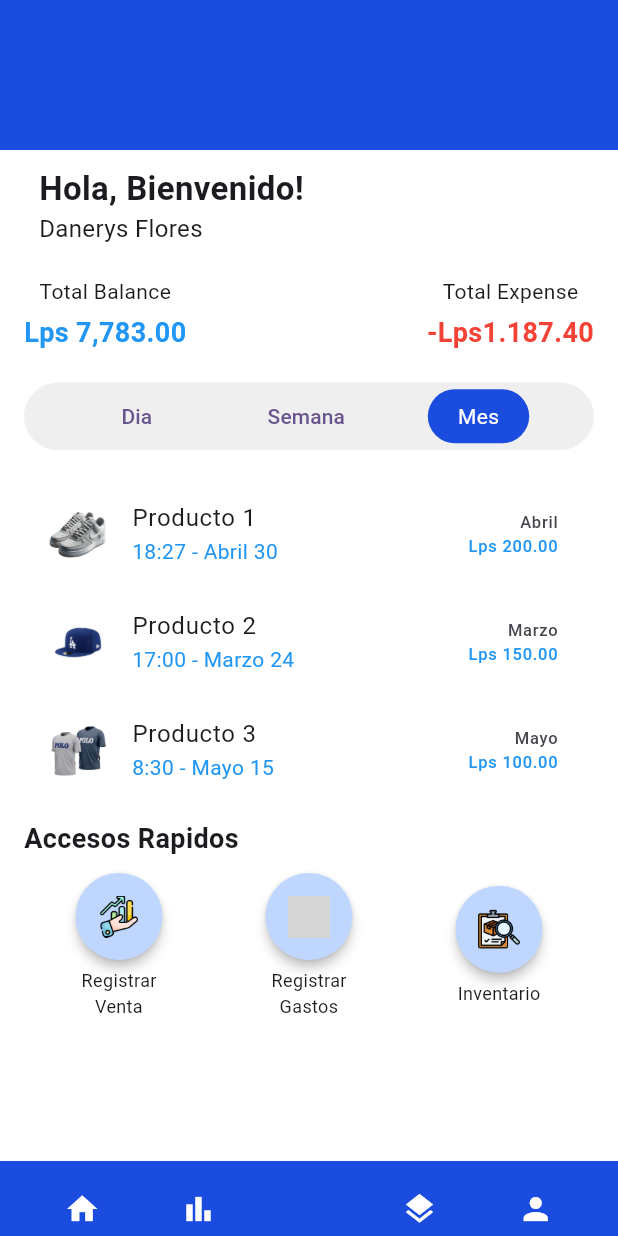
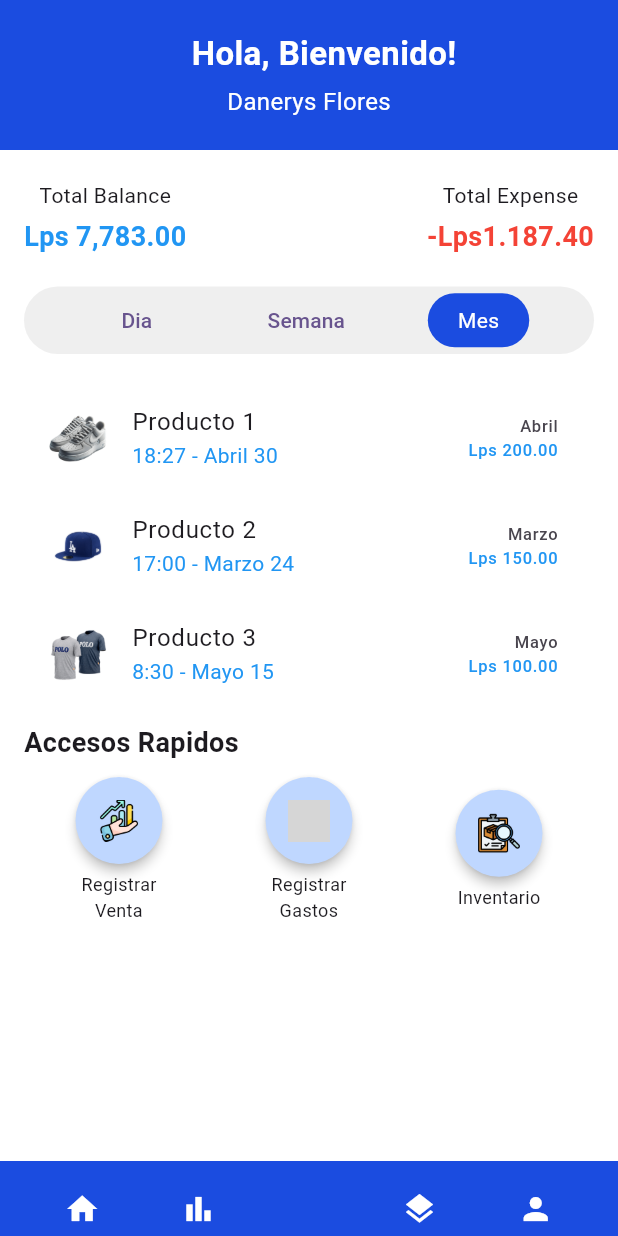
Before and after one commit to esfiallos/proyecto-flutter-app_gestor, a Flutter app: the menuPrincipal screen opened directly, on a phone screen of 412 x 824 dp. Run offline on Flutter 3.47's test engine with Material 3 defaults, Android fonts, the light colour scheme and no system bars; grey boxes are pictures that could not be loaded.

Commit message:
Modificaciones de rutas

```diff
--- a/lib/lugar.dart
+++ b/lib/lugar.dart
@@ -60,6 +60,8 @@ class lugar extends StatelessWidget {
                             MaterialPageRoute(builder: (context) => const bienvenida()),
                           );
                         },
+
+
                       ),
                       const SizedBox(width: 8),
                       const Text(
--- a/lib/menuPrincipal.dart
+++ b/lib/menuPrincipal.dart
@@ -1,5 +1,6 @@
 import 'package:flutter/material.dart';
 import 'profile.dart';
+import 'package:miki/statistics.dart';
 
 class menuPrincipal extends StatelessWidget {
   const menuPrincipal({super.key});
@@ -23,7 +24,11 @@ class menuPrincipal extends StatelessWidget {
             ),
             IconButton(
               icon: const Icon(Icons.bar_chart, color: Colors.white),
-              onPressed: () {},
+              onPressed: () {
+                Navigator.push(context,
+                MaterialPageRoute(builder: (context) => const Statistics() ),
+                );
+              },
             ),
             const SizedBox(width: 40),
             IconButton(
@@ -51,33 +56,28 @@ class menuPrincipal extends StatelessWidget {
                 width: double.infinity,
                 color: const Color(0xFF1B4CE0),
                 height: 100,
+                child: Column(
+                  children: [
+                    Padding(
+                      padding: const EdgeInsets.only(top: 20.0, left: 20.0),
+                      child: Text(
+                                    'Hola, Bienvenido!',
+                                    style: TextStyle(fontSize: 22, fontWeight: FontWeight.bold , color: Colors.white),
+                                  ),
+                    ),
+                  SizedBox(height: 5),
+                  Text(
+                              'Danerys Flores',
+                              style: TextStyle(fontSize: 16, color:Colors.white ),
+                            ),
+                  ],
+                ),
               ),
-
               Padding(
                 padding: const EdgeInsets.symmetric(horizontal: 16.0),
                 child: Column(
                   crossAxisAlignment: CrossAxisAlignment.start,
                   children: [
-                    const SizedBox(height: 10),
-
-                    Row(
-                      children: [
-                        const SizedBox(width: 10),
-                        Column(
-                          crossAxisAlignment: CrossAxisAlignment.start,
-                          children: const [
-                            Text(
-                              'Hola, Bienvenido!',
-                              style: TextStyle(fontSize: 22, fontWeight: FontWeight.bold),
-                            ),
-                            Text(
-                              'Danerys Flores',
-                              style: TextStyle(fontSize: 16),
-                            ),
-                          ],
-                        ),
-                      ],
-                    ),
 
                     const SizedBox(height: 20),
 
```
Also changed, not shown: lib/balance.dart (+10 -10 lines), lib/main.dart (+2 -88 lines).
